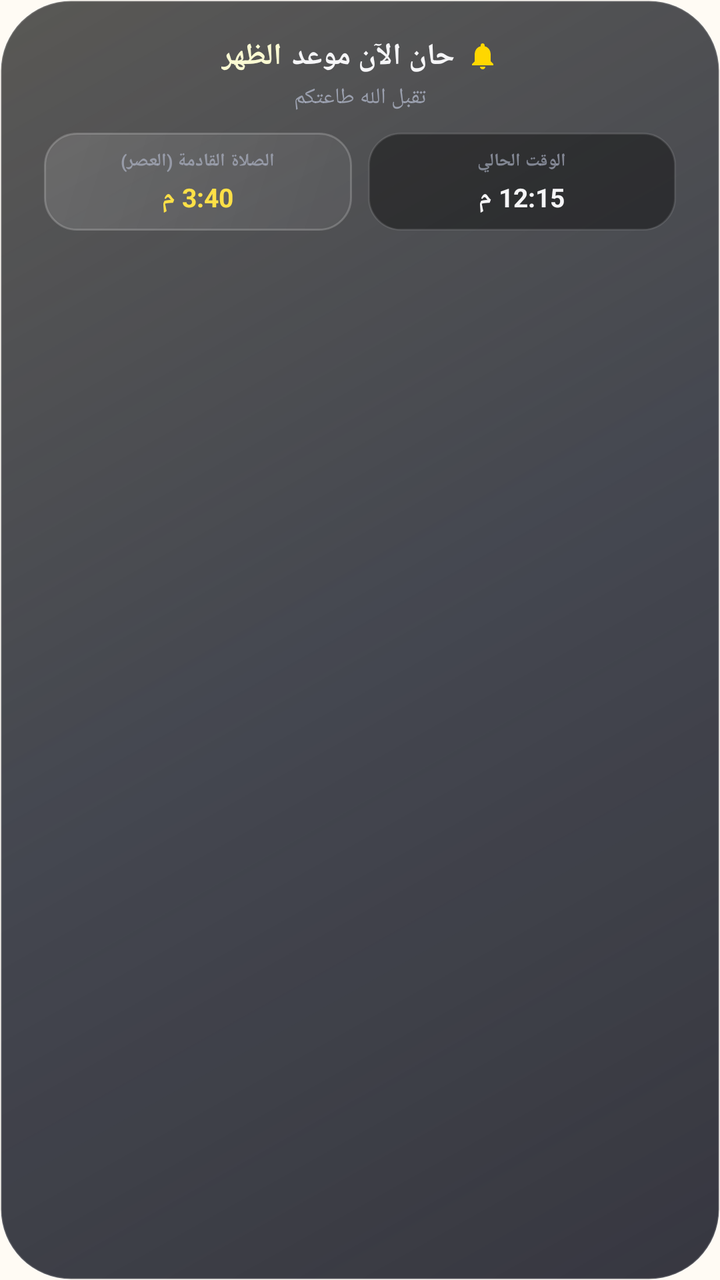
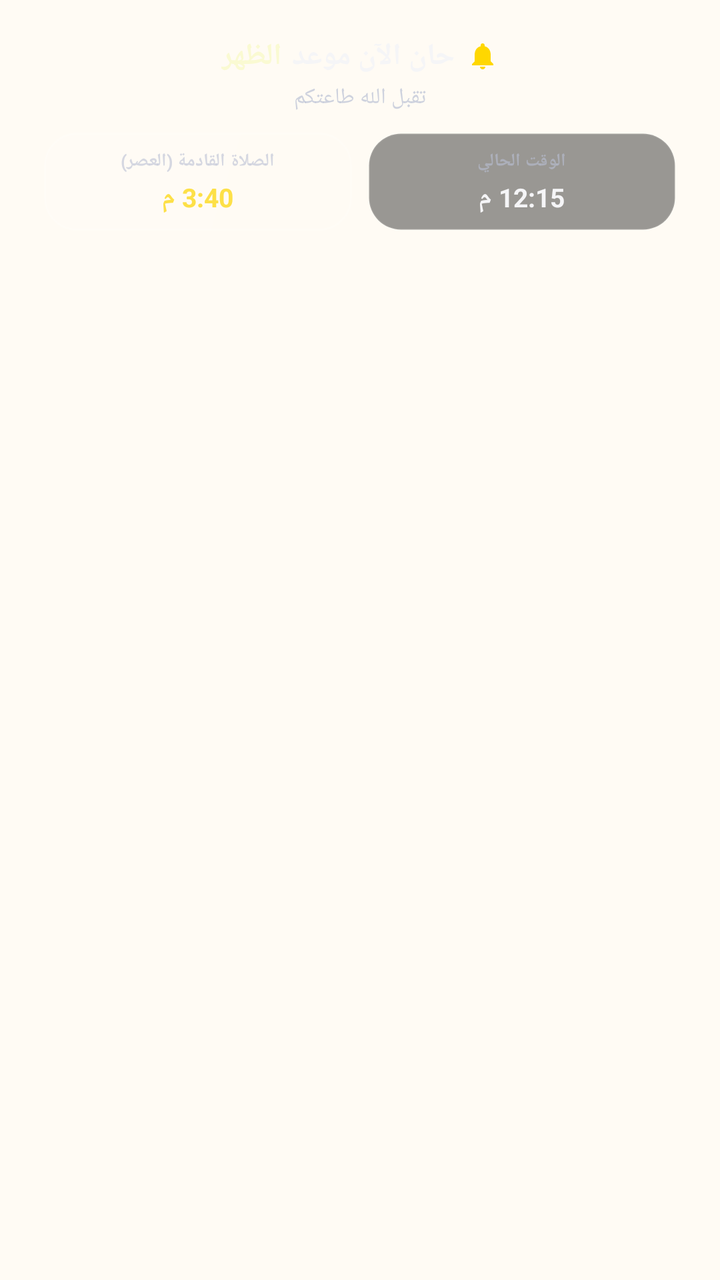

Two renders of the same Android screen: before a commit and after it. Below are the layout's source before the change and the commit's diff.
<!-- AndroidManifest.xml: application theme Theme.Caliq -->
<!-- res/layout/notification_prayer.xml -->
<?xml version="1.0" encoding="utf-8"?>
<LinearLayout xmlns:android="http://schemas.android.com/apk/res/android"
    android:id="@+id/notif_root"
    android:layout_width="match_parent"
    android:layout_height="wrap_content"
    android:layoutDirection="rtl"
    android:background="@drawable/notif_bg"
    android:gravity="center_horizontal"
    android:orientation="vertical"
    android:paddingStart="22dp"
    android:paddingTop="18dp"
    android:paddingEnd="22dp"
    android:paddingBottom="18dp">

    <LinearLayout
        android:layout_width="wrap_content"
        android:layout_height="wrap_content"
        android:gravity="center_vertical"
        android:orientation="horizontal">

        <ImageView
            android:layout_width="16dp"
            android:layout_height="16dp"
            android:contentDescription="@null"
            android:src="@drawable/ic_notif_bell"
            android:tint="#FFFFD700" />

        <TextView
            android:layout_width="wrap_content"
            android:layout_height="wrap_content"
            android:layout_marginStart="6dp"
            android:text="حان الآن موعد"
            android:textColor="#FFF5F5F7"
            android:textSize="15sp"
            android:textStyle="bold" />

        <TextView
            android:id="@+id/prayer_name"
            android:layout_width="wrap_content"
            android:layout_height="wrap_content"
            android:layout_marginStart="5dp"
            android:text="الظهر"
            android:textColor="#FFFAFAD2"
            android:textSize="15sp"
            android:textStyle="bold" />
    </LinearLayout>

    <TextView
        android:layout_width="wrap_content"
        android:layout_height="wrap_content"
        android:layout_marginTop="3dp"
        android:text="تقبل الله طاعتكم"
        android:textColor="#B3B9C0D4"
        android:textSize="11sp" />

    <LinearLayout
        android:layout_width="match_parent"
        android:layout_height="wrap_content"
        android:layout_marginTop="10dp"
        android:baselineAligned="false"
        android:orientation="horizontal">

        <LinearLayout
            android:layout_width="0dp"
            android:layout_height="wrap_content"
            android:layout_weight="1"
            android:background="@drawable/notif_box_current"
            android:gravity="center_horizontal"
            android:orientation="vertical"
            android:paddingTop="8dp"
            android:paddingBottom="8dp">

            <TextView
                android:layout_width="wrap_content"
                android:layout_height="wrap_content"
                android:text="الوقت الحالي"
                android:textColor="#99B9C0D4"
                android:textSize="9sp"
                android:textStyle="bold" />

            <TextView
                android:id="@+id/prayer_current"
                android:layout_width="wrap_content"
                android:layout_height="wrap_content"
                android:layout_marginTop="3dp"
                android:layoutDirection="ltr"
                android:text="12:15 م"
                android:textColor="#FFF5F5F7"
                android:textSize="13sp"
                android:textStyle="bold" />
        </LinearLayout>

        <LinearLayout
            android:layout_width="0dp"
            android:layout_height="wrap_content"
            android:layout_marginStart="8dp"
            android:layout_weight="1"
            android:background="@drawable/notif_box_next"
            android:gravity="center_horizontal"
            android:orientation="vertical"
            android:paddingTop="8dp"
            android:paddingBottom="8dp">

            <TextView
                android:id="@+id/prayer_next_label"
                android:layout_width="wrap_content"
                android:layout_height="wrap_content"
                android:text="الصلاة القادمة (العصر)"
                android:textColor="#99B9C0D4"
                android:textSize="9sp"
                android:textStyle="bold" />

            <TextView
                android:id="@+id/prayer_next_time"
                android:layout_width="wrap_content"
                android:layout_height="wrap_content"
                android:layout_marginTop="3dp"
                android:layoutDirection="ltr"
                android:text="3:40 م"
                android:textColor="#FFFDE047"
                android:textSize="13sp"
                android:textStyle="bold" />
        </LinearLayout>
    </LinearLayout>
</LinearLayout>
<!-- resources referenced by this layout -->
<resources>
  <!-- drawable ic_notif_bell (drawable) -->
  <?xml version="1.0" encoding="utf-8"?>
  <vector xmlns:android="http://schemas.android.com/apk/res/android"
      android:width="24dp"
      android:height="24dp"
      android:viewportWidth="24"
      android:viewportHeight="24">
      <path
          android:fillColor="#FFFFFFFF"
          android:pathData="M12,22c1.1,0 2,-0.9 2,-2h-4c0,1.1 0.89,2 2,2zM18,16v-5c0,-3.07 -1.64,-5.64 -4.5,-6.32L13.5,4c0,-0.83 -0.67,-1.5 -1.5,-1.5s-1.5,0.67 -1.5,1.5v0.68C7.63,5.36 6,7.92 6,11v5l-2,2v1h16v-1l-2,-2z" />
  </vector>
  <!-- drawable notif_bg (drawable) -->
  <?xml version="1.0" encoding="utf-8"?>
  <shape xmlns:android="http://schemas.android.com/apk/res/android"
      android:shape="rectangle">
      <gradient
          android:angle="315"
          android:startColor="#A6000000"
          android:centerColor="#C20A0F1C"
          android:endColor="#D9141420" />
      <corners android:radius="35dp" />
      <stroke
          android:width="1dp"
          android:color="#26FFFFFF" />
  </shape>
  <!-- drawable notif_box_current (drawable) -->
  <?xml version="1.0" encoding="utf-8"?>
  <shape xmlns:android="http://schemas.android.com/apk/res/android"
      android:shape="rectangle">
      <solid android:color="#66000000" />
      <corners android:radius="16dp" />
      <stroke
          android:width="1dp"
          android:color="#1AFFFFFF" />
  </shape>
  <!-- drawable notif_box_next (drawable) -->
  <?xml version="1.0" encoding="utf-8"?>
  <shape xmlns:android="http://schemas.android.com/apk/res/android"
      android:shape="rectangle">
      <gradient
          android:angle="315"
          android:startColor="#1FFFFFFF"
          android:endColor="#0DFFFFFF" />
      <corners android:radius="16dp" />
      <stroke
          android:width="1dp"
          android:color="#33FFFFFF" />
  </shape>
  <style name="Theme.Caliq" parent="@android:style/Theme.Material.Light.NoActionBar">
          <item name="android:statusBarColor">@android:color/transparent</item>
          <item name="android:navigationBarColor">@android:color/transparent</item>
          <item name="android:windowLightStatusBar">true</item>
          <item name="android:windowLightNavigationBar">true</item>
          <item name="android:windowLayoutInDisplayCutoutMode">shortEdges</item>
          <item name="android:windowBackground">@drawable/app_background_light</item>
          
          <item name="android:forceDarkAllowed">false</item>
          <item name="android:windowActionModeOverlay">true</item>
      </style>
  <!-- drawable app_background_light (drawable) -->
  <?xml version="1.0" encoding="utf-8"?>
  <shape xmlns:android="http://schemas.android.com/apk/res/android"
      android:shape="rectangle">
      <solid android:color="#FFFBF4" />
  </shape>
</resources>

<!-- the commit's change to res/layout/notification_prayer.xml (unified diff, before → after) -->
@@ -1,125 +1,135 @@
 <?xml version="1.0" encoding="utf-8"?>
-<LinearLayout xmlns:android="http://schemas.android.com/apk/res/android"
+<FrameLayout xmlns:android="http://schemas.android.com/apk/res/android"
     android:id="@+id/notif_root"
     android:layout_width="match_parent"
-    android:layout_height="wrap_content"
-    android:layoutDirection="rtl"
-    android:background="@drawable/notif_bg"
-    android:gravity="center_horizontal"
-    android:orientation="vertical"
-    android:paddingStart="22dp"
-    android:paddingTop="18dp"
-    android:paddingEnd="22dp"
-    android:paddingBottom="18dp">
+    android:layout_height="wrap_content">
+
+    <ImageView
+        android:id="@+id/notif_bg_image"
+        android:layout_width="match_parent"
+        android:layout_height="match_parent"
+        android:scaleType="fitXY" />
 
     <LinearLayout
-        android:layout_width="wrap_content"
+        android:layout_width="match_parent"
         android:layout_height="wrap_content"
-        android:gravity="center_vertical"
-        android:orientation="horizontal">
+        android:layoutDirection="rtl"
+        android:gravity="center_horizontal"
+        android:orientation="vertical"
+        android:paddingStart="22dp"
+        android:paddingTop="18dp"
+        android:paddingEnd="22dp"
+        android:paddingBottom="18dp">
 
-        <ImageView
-            android:layout_width="16dp"
-            android:layout_height="16dp"
-            android:contentDescription="@null"
-            android:src="@drawable/ic_notif_bell"
-            android:tint="#FFFFD700" />
+        <LinearLayout
+            android:layout_width="wrap_content"
+            android:layout_height="wrap_content"
+            android:gravity="center_vertical"
+            android:orientation="horizontal">
+
+            <ImageView
+                android:layout_width="16dp"
+                android:layout_height="16dp"
+                android:contentDescription="@null"
+                android:src="@drawable/ic_notif_bell"
+                android:tint="#FFFFD700" />
+
+            <TextView
+                android:layout_width="wrap_content"
+                android:layout_height="wrap_content"
+                android:layout_marginStart="6dp"
+                android:text="حان الآن موعد"
+                android:textColor="#FFF5F5F7"
+                android:textSize="15sp"
+                android:textStyle="bold" />
+
+            <TextView
+                android:id="@+id/prayer_name"
+                android:layout_width="wrap_content"
+                android:layout_height="wrap_content"
+                android:layout_marginStart="5dp"
+                android:text="الظهر"
+                android:textColor="#FFFAFAD2"
+                android:textSize="15sp"
+                android:textStyle="bold" />
+        </LinearLayout>
 
         <TextView
             android:layout_width="wrap_content"
             android:layout_height="wrap_content"
-            android:layout_marginStart="6dp"
-            android:text="حان الآن موعد"
-            android:textColor="#FFF5F5F7"
-            android:textSize="15sp"
-            android:textStyle="bold" />
-
-        <TextView
-            android:id="@+id/prayer_name"
-            android:layout_width="wrap_content"
-            android:layout_height="wrap_content"
-            android:layout_marginStart="5dp"
-            android:text="الظهر"
-            android:textColor="#FFFAFAD2"
-            android:textSize="15sp"
-            android:textStyle="bold" />
-    </LinearLayout>
-
-    <TextView
-        android:layout_width="wrap_content"
-        android:layout_height="wrap_content"
-        android:layout_marginTop="3dp"
-        android:text="تقبل الله طاعتكم"
-        android:textColor="#B3B9C0D4"
-        android:textSize="11sp" />
-
-    <LinearLayout
-        android:layout_width="match_parent"
-        android:layout_height="wrap_content"
-        android:layout_marginTop="10dp"
-        android:baselineAligned="false"
-        android:orientation="horizontal">
+            android:layout_marginTop="3dp"
+            android:text="تقبل الله طاعتكم"
+            android:textColor="#B3B9C0D4"
+            android:textSize="11sp" />
 
         <LinearLayout
-            android:layout_width="0dp"
+            android:layout_width="match_parent"
             android:layout_height="wrap_content"
-            android:layout_weight="1"
-            android:background="@drawable/notif_box_current"
-            android:gravity="center_horizontal"
-            android:orientation="vertical"
-            android:paddingTop="8dp"
-            android:paddingBottom="8dp">
+            android:layout_marginTop="10dp"
+            android:baselineAligned="false"
+            android:orientation="horizontal">
 
-            <TextView
-                android:layout_width="wrap_content"
+            <LinearLayout
+                android:layout_width="0dp"
                 android:layout_height="wrap_content"
-                android:text="الوقت الحالي"
-                android:textColor="#99B9C0D4"
-                android:textSize="9sp"
-                android:textStyle="bold" />
+                android:layout_weight="1"
+                android:background="@drawable/notif_box_current"
+                android:gravity="center_horizontal"
+                android:orientation="vertical"
+                android:paddingTop="8dp"
+                android:paddingBottom="8dp">
 
-            <TextView
-                android:id="@+id/prayer_current"
-                android:layout_width="wrap_content"
+                <TextView
+                    android:layout_width="wrap_content"
+                    android:layout_height="wrap_content"
+                    android:text="الوقت الحالي"
+                    android:textColor="#99B9C0D4"
+                    android:textSize="9sp"
+                    android:textStyle="bold" />
+
+                <TextView
+                    android:id="@+id/prayer_current"
+                    android:layout_width="wrap_content"
+                    android:layout_height="wrap_content"
+                    android:layout_marginTop="3dp"
+                    android:layoutDirection="ltr"
+                    android:text="12:15 م"
+                    android:textColor="#FFF5F5F7"
+                    android:textSize="13sp"
+                    android:textStyle="bold" />
+            </LinearLayout>
+
+            <LinearLayout
+                android:layout_width="0dp"
                 android:layout_height="wrap_content"
-                android:layout_marginTop="3dp"
-                android:layoutDirection="ltr"
-                android:text="12:15 م"
-                android:textColor="#FFF5F5F7"
-                android:textSize="13sp"
-                android:textStyle="bold" />
-        </LinearLayout>
+                android:layout_marginStart="8dp"
+                android:layout_weight="1"
+                android:background="@drawable/notif_box_next"
+                android:gravity="center_horizontal"
+                android:orientation="vertical"
+                android:paddingTop="8dp"
+                android:paddingBottom="8dp">
 
-        <LinearLayout
-            android:layout_width="0dp"
-            android:layout_height="wrap_content"
-            android:layout_marginStart="8dp"
-            android:layout_weight="1"
-            android:background="@drawable/notif_box_next"
-            android:gravity="center_horizontal"
-            android:orientation="vertical"
-            android:paddingTop="8dp"
-            android:paddingBottom="8dp">
+                <TextView
+                    android:id="@+id/prayer_next_label"
+                    android:layout_width="wrap_content"
+                    android:layout_height="wrap_content"
+                    android:text="الصلاة القادمة (العصر)"
+                    android:textColor="#99B9C0D4"
+                    android:textSize="9sp"
+                    android:textStyle="bold" />
 
-            <TextView
-                android:id="@+id/prayer_next_label"
-                android:layout_width="wrap_content"
-                android:layout_height="wrap_content"
-                android:text="الصلاة القادمة (العصر)"
-                android:textColor="#99B9C0D4"
-                android:textSize="9sp"
-                android:textStyle="bold" />
-
-            <TextView
-                android:id="@+id/prayer_next_time"
-                android:layout_width="wrap_content"
-                android:layout_height="wrap_content"
-                android:layout_marginTop="3dp"
-                android:layoutDirection="ltr"
-                android:text="3:40 م"
-                android:textColor="#FFFDE047"
-                android:textSize="13sp"
-                android:textStyle="bold" />
+                <TextView
+                    android:id="@+id/prayer_next_time"
+                    android:layout_width="wrap_content"
+                    android:layout_height="wrap_content"
+                    android:layout_marginTop="3dp"
+                    android:layoutDirection="ltr"
+                    android:text="3:40 م"
+                    android:textColor="#FFFDE047"
+                    android:textSize="13sp"
+                    android:textStyle="bold" />
+            </LinearLayout>
         </LinearLayout>
     </LinearLayout>
-</LinearLayout>
+</FrameLayout>
<!-- resource entries referenced after the edit -->
@@ -11,20 +11,6 @@
           android:fillColor="#FFFFFFFF"
           android:pathData="M12,22c1.1,0 2,-0.9 2,-2h-4c0,1.1 0.89,2 2,2zM18,16v-5c0,-3.07 -1.64,-5.64 -4.5,-6.32L13.5,4c0,-0.83 -0.67,-1.5 -1.5,-1.5s-1.5,0.67 -1.5,1.5v0.68C7.63,5.36 6,7.92 6,11v5l-2,2v1h16v-1l-2,-2z" />
   </vector>
-  <!-- drawable notif_bg (drawable) -->
-  <?xml version="1.0" encoding="utf-8"?>
-  <shape xmlns:android="http://schemas.android.com/apk/res/android"
-      android:shape="rectangle">
-      <gradient
-          android:angle="315"
-          android:startColor="#A6000000"
-          android:centerColor="#C20A0F1C"
-          android:endColor="#D9141420" />
-      <corners android:radius="35dp" />
-      <stroke
-          android:width="1dp"
-          android:color="#26FFFFFF" />
-  </shape>
   <!-- drawable notif_box_current (drawable) -->
   <?xml version="1.0" encoding="utf-8"?>
   <shape xmlns:android="http://schemas.android.com/apk/res/android"
